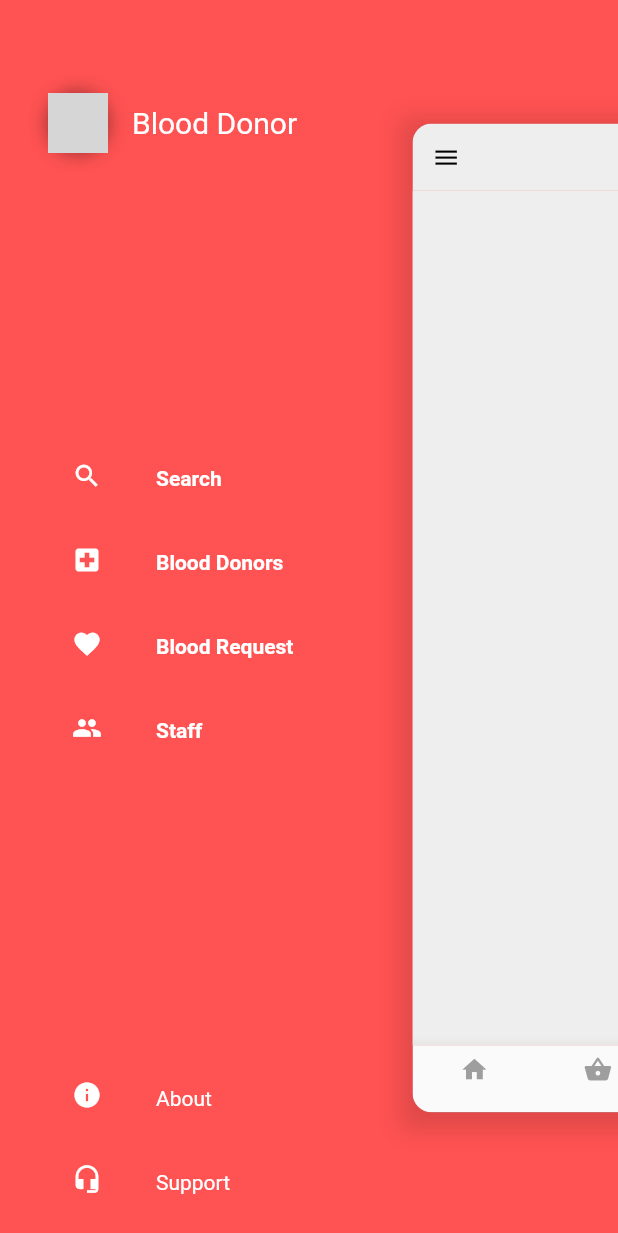
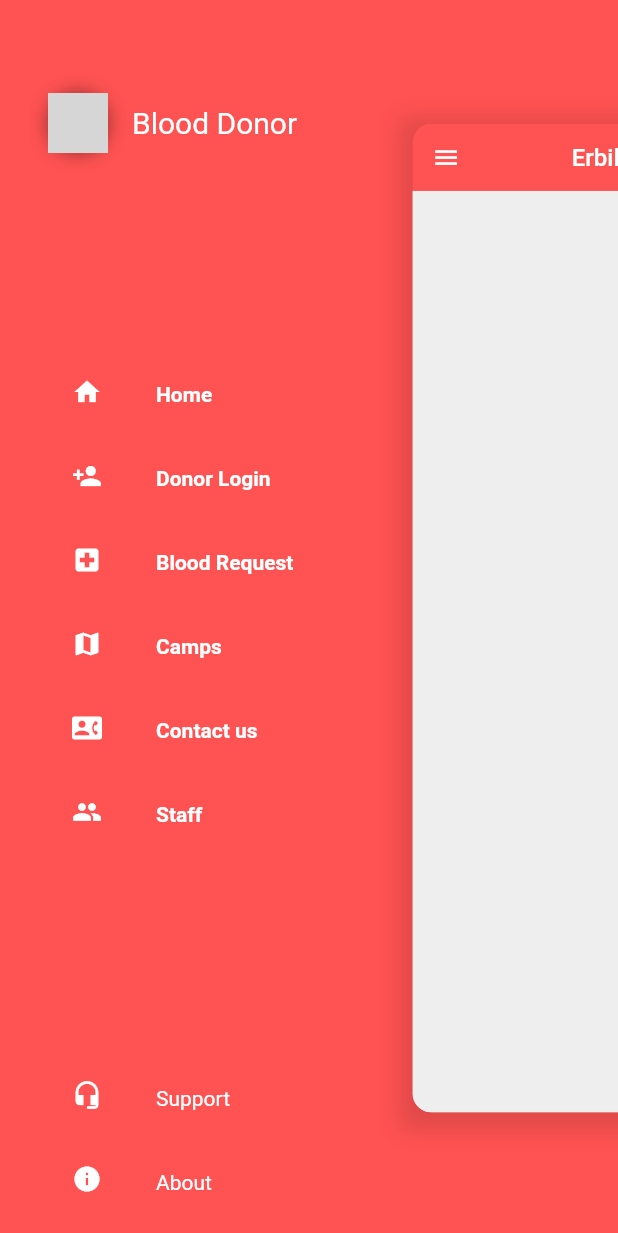
Before and after one commit to Ahmad-Qadir/Erbil_Blood_Bank, a Flutter app: the screen it shows after launch, after a tap on the "menu" icon, on a phone screen of 412 x 824 dp. Shown: the top 1233 px of the screen. Run offline on Flutter 3.47's test engine with Material 2 defaults, Android fonts, the phone set to English and light mode, and no system bars; network calls fail; grey boxes are pictures that could not be loaded.

Commit message:
Added New Features

```diff
--- a/lib/menu_page.dart
+++ b/lib/menu_page.dart
@@ -6,10 +6,12 @@ class MenuScreen extends StatelessWidget {
       "http://www.themoorecountynews.com/wp-content/uploads/2016/12/12-08-16-Red-Cross-Blood-Donation-LOGO.jpg";
 
   final List<MenuItem> options = [
-    MenuItem(Icons.search, 'Search'),
-    MenuItem(Icons.local_hospital, 'Blood Donors'),
-    MenuItem(Icons.favorite, 'Blood Request'),
-    MenuItem(Icons.people, 'Staff'),
+    MenuItem(Icons.home, 'Home', Pages()),
+    MenuItem(Icons.person_add, 'Donor Login', Pages()),
+    MenuItem(Icons.local_hospital, 'Blood Request', Pages()),
+    MenuItem(Icons.map, 'Camps', Pages()),
+    MenuItem(Icons.contact_phone, 'Contact us', Pages()),
+    MenuItem(Icons.people, 'Staff', Pages()),
   ];
 
   @override
@@ -44,8 +46,12 @@ class MenuScreen extends StatelessWidget {
           Column(
             children: options.map((item) {
               return ListTile(
-                onTap: () {},
-                onLongPress: (){},
+                onTap: () {
+                  Navigator.push(
+                    context,
+                    MaterialPageRoute(builder: (context) => item.tab),
+                  );
+                },
                 leading: Icon(
                   item.icon,
                   color: Colors.white,
@@ -63,6 +69,15 @@ class MenuScreen extends StatelessWidget {
           ),
           Spacer(),
           ListTile(
+            leading: Icon(
+              Icons.headset_mic,
+              color: Colors.white,
+              size: 20,
+            ),
+            title: Text('Support',
+                style: TextStyle(fontSize: 14, color: Colors.white)),
+          ),
+          ListTile(
             onTap: () {},
             leading: Icon(
               Icons.info,
@@ -70,15 +85,6 @@ class MenuScreen extends StatelessWidget {
               size: 20,
             ),
             title: Text('About',
-                style: TextStyle(fontSize: 14, color: Colors.white)),
-          ),
-          ListTile(
-            leading: Icon(
-              Icons.headset_mic,
-              color: Colors.white,
-              size: 20,
-            ),
-            title: Text('Support',
                 style: TextStyle(fontSize: 14, color: Colors.white)),
           ),
         ],
@@ -90,6 +96,17 @@ class MenuScreen extends StatelessWidget {
 class MenuItem {
   String title;
   IconData icon;
+  var tab;
+  MenuItem(this.icon, this.title, this.tab);
+}
 
-  MenuItem(this.icon, this.title);
+class Pages extends StatelessWidget {
+  @override
+  Widget build(BuildContext context) {
+    return Center(
+      child: Container(
+        child: Text("Hello Pages"),
+      ),
+    );
+  }
 }
--- a/lib/zoom_scaffold.dart
+++ b/lib/zoom_scaffold.dart
@@ -1,7 +1,6 @@
 import 'package:flutter/material.dart';
 
 class ZoomScaffold extends StatefulWidget {
-
   final Widget menuScreen;
   final Layout contentScreen;
 
@@ -14,8 +13,8 @@ class ZoomScaffold extends StatefulWidget {
   _ZoomScaffoldState createState() => new _ZoomScaffoldState();
 }
 
-class _ZoomScaffoldState extends State<ZoomScaffold> with TickerProviderStateMixin {
-
+class _ZoomScaffoldState extends State<ZoomScaffold>
+    with TickerProviderStateMixin {
   MenuController menuController;
   Curve scaleDownCurve = new Interval(0.0, 0.3, curve: Curves.easeOut);
   Curve scaleUpCurve = new Interval(0.0, 1.0, curve: Curves.easeOut);
@@ -28,8 +27,7 @@ class _ZoomScaffoldState extends State<ZoomScaffold> with TickerProviderStateMix
 
     menuController = new MenuController(
       vsync: this,
-    )
-      ..addListener(() => setState(() {}));
+    )..addListener(() => setState(() {}));
   }
 
   @override
@@ -39,46 +37,29 @@ class _ZoomScaffoldState extends State<ZoomScaffold> with TickerProviderStateMix
   }
 
   createContentDisplay() {
-    return zoomAndSlideContent(
-        new Container(
+    return zoomAndSlideContent(new Container(
       child: new Scaffold(
         backgroundColor: Colors.transparent,
         appBar: new AppBar(
-              backgroundColor: Colors.grey[200],
-              elevation: 0.0,
+          backgroundColor: Colors.redAccent,
+          title: Text(
+            "Erbil Blood Bank",
+            style: TextStyle(color: Colors.white),
+          ),
+          centerTitle: true,
+          elevation: 0,
           leading: new IconButton(
-                  icon: new Icon(Icons.menu, color: Colors.black,),
+              icon: new Icon(
+                Icons.menu,
+                color: Colors.white,
+              ),
               onPressed: () {
                 menuController.toggle();
-                  }
-              ),
-
+              }),
         ),
         body: widget.contentScreen.contentBuilder(context),
-            bottomNavigationBar: BottomNavigationBar(
-              type: BottomNavigationBarType.fixed,
-              currentIndex: 0,
-              items: [
-                BottomNavigationBarItem(
-                  title: Text(''),
-                  icon: Icon(Icons.home, color: Colors.grey,)
       ),
-                BottomNavigationBarItem(
-                    title: Text(''),
-                    icon: Icon(Icons.shopping_basket, color: Colors.grey)
-                ),
-                BottomNavigationBarItem(
-                    title: Text(''),
-                    icon: Icon(Icons.shopping_cart, color: Colors.grey)
-                ),BottomNavigationBarItem(
-                    title: Text(''),
-                    icon: Icon(Icons.person, color: Colors.grey)
-                ),
-              ],
-            ),
-          ),
-        )
-    );
+    ));
   }
 
   zoomAndSlideContent(Widget content) {
@@ -107,8 +88,7 @@ class _ZoomScaffoldState extends State<ZoomScaffold> with TickerProviderStateMix
     final cornerRadius = 16.0 * menuController.percentOpen;
 
     return new Transform(
-      transform: new Matrix4
-          .translationValues(slideAmount, 0.0, 0.0)
+      transform: new Matrix4.translationValues(slideAmount, 0.0, 0.0)
         ..scale(contentScale, contentScale),
       alignment: Alignment.centerLeft,
       child: new Container(
@@ -124,8 +104,7 @@ class _ZoomScaffoldState extends State<ZoomScaffold> with TickerProviderStateMix
         ),
         child: new ClipRRect(
             borderRadius: new BorderRadius.circular(cornerRadius),
-            child: content
-        ),
+            child: content),
       ),
     );
   }
@@ -134,7 +113,11 @@ class _ZoomScaffoldState extends State<ZoomScaffold> with TickerProviderStateMix
   Widget build(BuildContext context) {
     return Stack(
       children: [
-        Container(child: Scaffold(body: widget.menuScreen,),),
+        Container(
+          child: Scaffold(
+            body: widget.menuScreen,
+          ),
+        ),
         createContentDisplay()
       ],
     );
@@ -142,7 +125,6 @@ class _ZoomScaffoldState extends State<ZoomScaffold> with TickerProviderStateMix
 }
 
 class ZoomScaffoldMenuController extends StatefulWidget {
-
   final ZoomScaffoldBuilder builder;
 
   ZoomScaffoldMenuController({
@@ -155,8 +137,8 @@ class ZoomScaffoldMenuController extends StatefulWidget {
   }
 }
 
-class ZoomScaffoldMenuControllerState extends State<ZoomScaffoldMenuController> {
-
+class ZoomScaffoldMenuControllerState
+    extends State<ZoomScaffoldMenuController> {
   MenuController menuController;
 
   @override
@@ -174,9 +156,9 @@ class ZoomScaffoldMenuControllerState extends State<ZoomScaffoldMenuController>
   }
 
   getMenuController(BuildContext context) {
-    final scaffoldState = context.ancestorStateOfType(
-        new TypeMatcher<_ZoomScaffoldState>()
-    ) as _ZoomScaffoldState;
+    final scaffoldState =
+        context.ancestorStateOfType(new TypeMatcher<_ZoomScaffoldState>())
+            as _ZoomScaffoldState;
     return scaffoldState.menuController;
   }
 
@@ -188,13 +170,10 @@ class ZoomScaffoldMenuControllerState extends State<ZoomScaffoldMenuController>
   Widget build(BuildContext context) {
     return widget.builder(context, getMenuController(context));
   }
-
 }
 
 typedef Widget ZoomScaffoldBuilder(
-    BuildContext context,
-    MenuController menuController
-    );
+    BuildContext context, MenuController menuController);
 
 class Layout {
   final WidgetBuilder contentBuilder;
```
Also changed, not shown: lib/main.dart (+7 -8 lines), 2 other files. Lines whose indentation alone changed are shown as unchanged.
